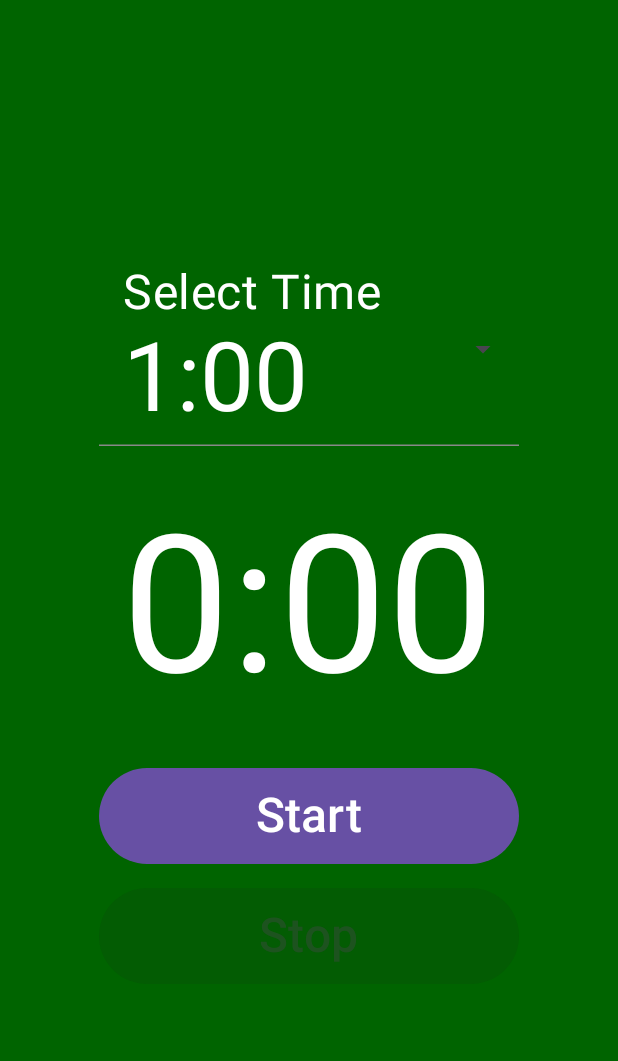
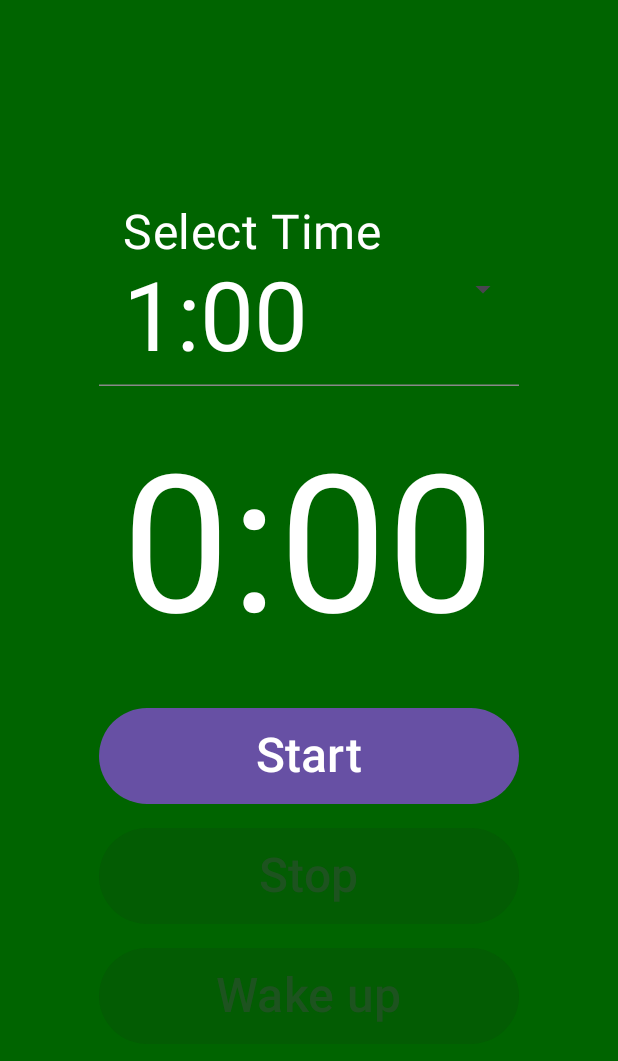
Before and after one commit to andrey-logunov/timer21mobile, an Android app built with Jetpack Compose: the screen it shows after launch (MainActivity), on a phone screen of 412 x 824 dp. Shown: the top 1061 px of the screen. Run offline under Robolectric (Android 15) with nearby library versions, the phone set to English and light mode, and no system bars.

Commit message:
Add motivation

```diff
--- a/app/src/main/java/com/logunov/timer21mobile/MainActivity.kt
+++ b/app/src/main/java/com/logunov/timer21mobile/MainActivity.kt
@@ -6,6 +6,8 @@ import android.net.Uri
 import android.os.Bundle
 import android.os.Handler
 import android.os.Looper
+import android.view.Gravity
+import android.widget.Toast
 import androidx.activity.ComponentActivity
 import androidx.activity.compose.setContent
 import androidx.activity.enableEdgeToEdge
@@ -41,6 +43,7 @@ import androidx.compose.runtime.setValue
 import androidx.compose.ui.Alignment
 import androidx.compose.ui.Modifier
 import androidx.compose.ui.graphics.Color
+import androidx.compose.ui.platform.LocalContext
 import androidx.compose.ui.text.TextStyle
 import androidx.compose.ui.unit.dp
 import androidx.compose.ui.unit.sp
@@ -200,6 +203,27 @@ fun TimerScreen(ringtone: Ringtone, handler: Handler) {
                 ) {
                     Text("Stop", fontSize = 32.sp)
                 }
+
+                Spacer(modifier = Modifier.height(16.dp))
+
+                val context = LocalContext.current
+
+                Button(
+                    onClick = {
+                        val toast = Toast.makeText(context, Motivator.getRandom(), Toast.LENGTH_SHORT)
+                        toast.setGravity(Gravity.CENTER, 0, 0)
+                        toast.show()
+                        val notification = RingtoneManager.getDefaultUri(RingtoneManager.TYPE_NOTIFICATION)
+                        val ringtone = RingtoneManager.getRingtone(context, notification)
+                        ringtone.play()
+                    },
+                    enabled = isRunning,
+                    modifier = Modifier
+                        .fillMaxWidth()
+                        .height(64.dp)
+                ) {
+                    Text("Wake up", fontSize = 32.sp)
+                }
             }
         }
     }
--- a/gradle/libs.versions.toml
+++ b/gradle/libs.versions.toml
@@ -1,5 +1,5 @@
 [versions]
-agp = "8.13.1"
+agp = "8.13.2"
 kotlin = "2.2.21"
 coreKtx = "1.17.0"
 junit = "4.13.2"
```
Also changed, not shown: app/src/main/java/com/logunov/timer21mobile/Motivator.kt (added, +31 -0 lines).
